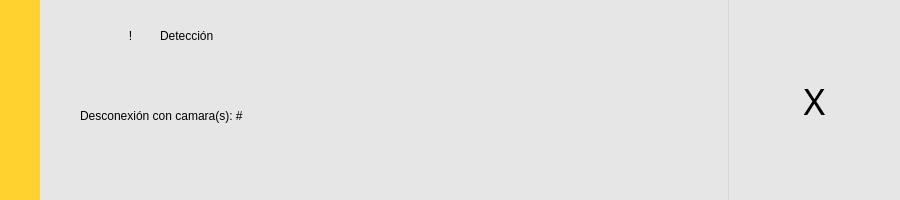
Above: Raspberry/Interface/Designs/detectionDesign.ui from AdrianCervantes53/SecurityAI before the change. Below: the same form after it.
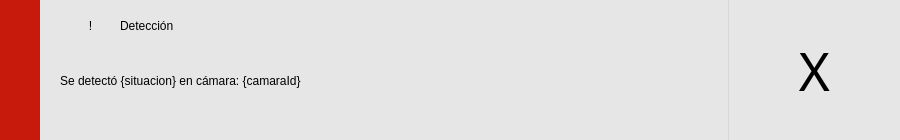
That is the form after the change.

```diff
--- a/Raspberry/Interface/Designs/detectionDesign.ui
+++ b/Raspberry/Interface/Designs/detectionDesign.ui
@@ -7,7 +7,7 @@
     <x>0</x>
     <y>0</y>
     <width>900</width>
-    <height>200</height>
+    <height>140</height>
    </rect>
   </property>
   <property name="windowTitle">
@@ -39,7 +39,8 @@
      <property name="styleSheet">
       <string notr="true">background-color: rgb(230, 230, 230);
 border-left: 40px solid;
-border-color: rgb(255, 210, 47);</string>
+border-color: rgb(255, 210, 47);
+border-color: rgb(200, 25, 13);</string>
      </property>
      <layout class="QGridLayout" name="gridLayout_2" rowstretch="0" columnstretch="80,0,20">
       <property name="leftMargin">
@@ -68,7 +69,7 @@
         <property name="font">
          <font>
           <family>Arial Rounded MT Bold</family>
-          <pointsize>28</pointsize>
+          <pointsize>40</pointsize>
           <italic>false</italic>
           <bold>false</bold>
          </font>
@@ -76,7 +77,7 @@
         <property name="styleSheet">
          <string notr="true">QPushButton{
 border:none;
-	font: 28pt &quot;Arial Rounded MT Bold&quot;;
+	font: 40pt &quot;Arial Rounded MT Bold&quot;;
 }
 QPushButton:hover{
 background-color: rgb(76, 165, 34);
@@ -104,24 +105,27 @@
         <widget class="QLabel" name="label_2">
          <property name="geometry">
           <rect>
-           <x>40</x>
-           <y>90</y>
-           <width>351</width>
-           <height>51</height>
+           <x>20</x>
+           <y>40</y>
+           <width>661</width>
+           <height>81</height>
           </rect>
          </property>
          <property name="styleSheet">
           <string notr="true">background-color: none;</string>
          </property>
          <property name="text">
-          <string>Desconexión con camara(s): #</string>
+          <string>Se detectó {situacion} en cámara: {camaraId}</string>
+         </property>
+         <property name="alignment">
+          <set>Qt::AlignLeading|Qt::AlignLeft|Qt::AlignVCenter</set>
          </property>
         </widget>
         <widget class="QLabel" name="label">
          <property name="geometry">
           <rect>
-           <x>120</x>
-           <y>20</y>
+           <x>80</x>
+           <y>10</y>
            <width>141</width>
            <height>31</height>
           </rect>
@@ -136,8 +140,8 @@
         <widget class="QLabel" name="label_3">
          <property name="geometry">
           <rect>
-           <x>80</x>
-           <y>20</y>
+           <x>40</x>
+           <y>10</y>
            <width>21</width>
            <height>31</height>
           </rect>
```
Left out of the diff: 29 changed lines with no effect on the pictures.
